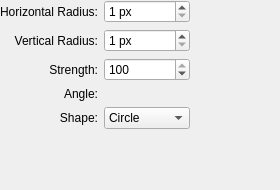
The window that plugins/filters/blur/wdgblur.ui (KDE/krita) describes before a commit, drawn with Qt 5.
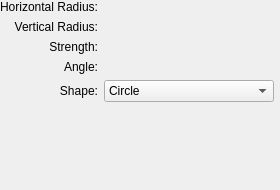
The same window after the commit. Custom widgets are drawn as their Qt base class.

Commit message: Sliders added in Filter plugins to replace QSlider

The edit to the form file:
```diff
--- a/plugins/filters/blur/wdgblur.ui
+++ b/plugins/filters/blur/wdgblur.ui
@@ -27,32 +27,6 @@
    <property name="bottomMargin">
     <number>0</number>
    </property>
-   <item row="3" column="0">
-    <widget class="QLabel" name="textLabel5">
-     <property name="toolTip">
-      <string/>
-     </property>
-     <property name="text">
-      <string>Angle:</string>
-     </property>
-     <property name="alignment">
-      <set>Qt::AlignRight|Qt::AlignTrailing|Qt::AlignVCenter</set>
-     </property>
-     <property name="wordWrap">
-      <bool>false</bool>
-     </property>
-    </widget>
-   </item>
-   <item row="2" column="1">
-    <widget class="KisIntParseSpinBox" name="intStrength">
-     <property name="maximum">
-      <number>100</number>
-     </property>
-     <property name="value">
-      <number>100</number>
-     </property>
-    </widget>
-   </item>
    <item row="1" column="0">
     <widget class="QLabel" name="textLabel2">
      <property name="text">
@@ -66,48 +40,6 @@
      </property>
     </widget>
    </item>
-   <item row="1" column="1">
-    <widget class="KisIntParseSpinBox" name="intHalfHeight">
-     <property name="suffix">
-      <string> px</string>
-     </property>
-     <property name="minimum">
-      <number>1</number>
-     </property>
-     <property name="maximum">
-      <number>1000</number>
-     </property>
-    </widget>
-   </item>
-   <item row="0" column="3" rowspan="2">
-    <spacer>
-     <property name="orientation">
-      <enum>Qt::Horizontal</enum>
-     </property>
-     <property name="sizeType">
-      <enum>QSizePolicy::Expanding</enum>
-     </property>
-     <property name="sizeHint" stdset="0">
-      <size>
-       <width>0</width>
-       <height>20</height>
-      </size>
-     </property>
-    </spacer>
-   </item>
-   <item row="0" column="0">
-    <widget class="QLabel" name="textLabel1">
-     <property name="text">
-      <string>Horizontal Radius:</string>
-     </property>
-     <property name="alignment">
-      <set>Qt::AlignRight|Qt::AlignTrailing|Qt::AlignVCenter</set>
-     </property>
-     <property name="wordWrap">
-      <bool>false</bool>
-     </property>
-    </widget>
-   </item>
    <item row="4" column="0">
     <widget class="QLabel" name="textLabel4">
      <property name="text">
@@ -121,16 +53,19 @@
      </property>
     </widget>
    </item>
-   <item row="0" column="1">
-    <widget class="KisIntParseSpinBox" name="intHalfWidth">
-     <property name="suffix">
-      <string> px</string>
+   <item row="3" column="0">
+    <widget class="QLabel" name="textLabel5">
+     <property name="toolTip">
+      <string/>
      </property>
-     <property name="minimum">
-      <number>1</number>
+     <property name="text">
+      <string>Angle:</string>
      </property>
-     <property name="maximum">
-      <number>1000</number>
+     <property name="alignment">
+      <set>Qt::AlignRight|Qt::AlignTrailing|Qt::AlignVCenter</set>
+     </property>
+     <property name="wordWrap">
+      <bool>false</bool>
      </property>
     </widget>
    </item>
@@ -180,25 +115,52 @@
      </property>
     </widget>
    </item>
-   <item row="4" column="3">
-    <spacer>
-     <property name="orientation">
-      <enum>Qt::Horizontal</enum>
-     </property>
-     <property name="sizeType">
-      <enum>QSizePolicy::Expanding</enum>
-     </property>
-     <property name="sizeHint" stdset="0">
-      <size>
-       <width>0</width>
-       <height>20</height>
-      </size>
-     </property>
-    </spacer>
-   </item>
    <item row="3" column="1">
     <widget class="KisAngleSelector" name="angleSelector" native="true"/>
    </item>
+   <item row="0" column="0">
+    <widget class="QLabel" name="textLabel1">
+     <property name="text">
+      <string>Horizontal Radius:</string>
+     </property>
+     <property name="alignment">
+      <set>Qt::AlignRight|Qt::AlignTrailing|Qt::AlignVCenter</set>
+     </property>
+     <property name="wordWrap">
+      <bool>false</bool>
+     </property>
+    </widget>
+   </item>
+   <item row="2" column="1">
+    <widget class="KisSliderSpinBox" name="intStrength" native="true">
+     <property name="sizePolicy">
+      <sizepolicy hsizetype="Expanding" vsizetype="Preferred">
+       <horstretch>0</horstretch>
+       <verstretch>0</verstretch>
+      </sizepolicy>
+     </property>
+    </widget>
+   </item>
+   <item row="1" column="1">
+    <widget class="KisSliderSpinBox" name="intHalfHeight" native="true">
+     <property name="sizePolicy">
+      <sizepolicy hsizetype="Expanding" vsizetype="Preferred">
+       <horstretch>0</horstretch>
+       <verstretch>0</verstretch>
+      </sizepolicy>
+     </property>
+    </widget>
+   </item>
+   <item row="0" column="1">
+    <widget class="KisSliderSpinBox" name="intHalfWidth" native="true">
+     <property name="sizePolicy">
+      <sizepolicy hsizetype="Expanding" vsizetype="Preferred">
+       <horstretch>0</horstretch>
+       <verstretch>0</verstretch>
+      </sizepolicy>
+     </property>
+    </widget>
+   </item>
   </layout>
  </widget>
  <customwidgets>
@@ -208,22 +170,23 @@
    <header>kcombobox.h</header>
   </customwidget>
   <customwidget>
-   <class>KoAspectButton</class>
+   <class>KisSliderSpinBox</class>
    <extends>QWidget</extends>
-   <header>KoAspectButton.h</header>
+   <header>kis_slider_spin_box.h</header>
    <container>1</container>
   </customwidget>
-  <customwidget>
-   <class>KisIntParseSpinBox</class>
-   <extends>QSpinBox</extends>
-   <header>kis_int_parse_spin_box.h</header>
-  </customwidget>
   <customwidget>
    <class>KisAngleSelector</class>
    <extends>QWidget</extends>
    <header location="global">KisAngleSelector.h</header>
    <container>1</container>
   </customwidget>
+  <customwidget>
+   <class>KoAspectButton</class>
+   <extends>QWidget</extends>
+   <header>KoAspectButton.h</header>
+   <container>1</container>
+  </customwidget>
  </customwidgets>
  <resources/>
  <connections/>
```
The commit also changes 16 other files.
